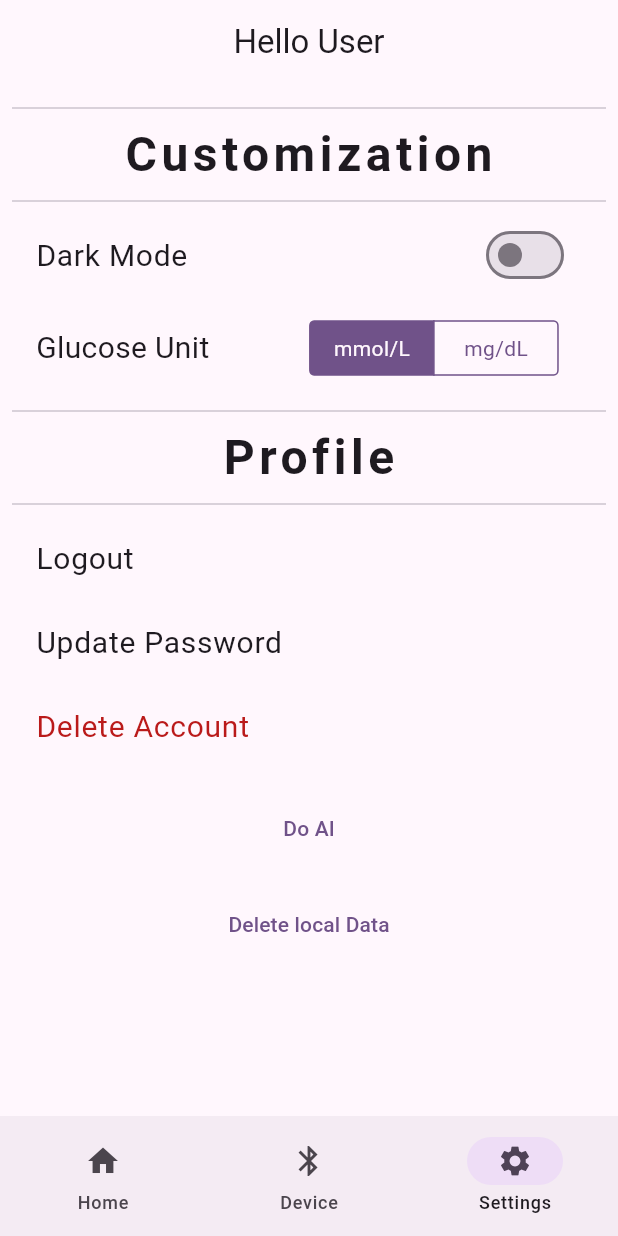
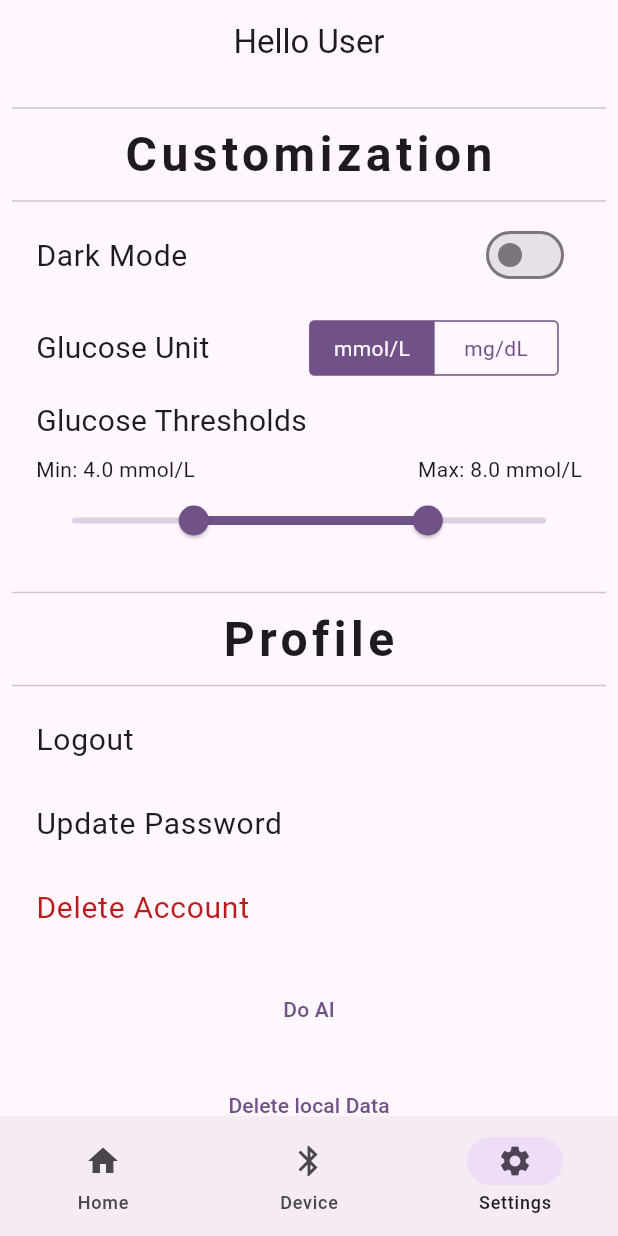
Before and after one commit to Tshadow999/glucose_monitor, a Flutter app: the WidgetTree screen opened directly, item 3 of the bottom bar chosen, on a phone screen of 412 x 824 dp. Run offline on Flutter 3.47's test engine with Material 3 defaults, Android fonts, the light colour scheme and no system bars; our stand-ins replace cloud_firestore, device_info_plus, firebase_auth, firebase_core, fl_chart, flutter_blue_plus and 6 more; accounts and stored records are empty; generated files the repository leaves out were written again; project files that could hold a hidden picture were left out.

Commit message:
Added threshold customization

```diff
--- a/mobile_app/lib/views/pages/bluetooth_page.dart
+++ b/mobile_app/lib/views/pages/bluetooth_page.dart
@@ -258,6 +258,7 @@ class _BluetoothPageState extends State<BluetoothPage> {
                   );
                 });
 
+                if (!mounted) return;
                 ScaffoldMessenger.of(context).showSnackBar(
                   const SnackBar(content: Text('Notifications enabled')),
                 );
--- a/mobile_app/lib/views/pages/settings_page.dart
+++ b/mobile_app/lib/views/pages/settings_page.dart
@@ -20,6 +20,11 @@ class _SettingsPageState extends State<SettingsPage> {
 
   double sliderValue = 0.0;
   String selectedUnit = CustomConstants.unitMmol;
+  double get unitMultiplier =>selectedUnit == CustomConstants.unitMmol ? 1.0: 18.0;
+
+  // mmol/L default
+  double minGlucose = 4.0;
+  double maxGlucose = 8.0;
 
   bool isDarkMode = true;
 
@@ -37,12 +42,16 @@ class _SettingsPageState extends State<SettingsPage> {
     setState(() {
       selectedUnit = unit ? CustomConstants.unitMg : CustomConstants.unitMmol;
       isDarkMode = prefs.getBool(CustomConstants.themeModePrefKey) ?? false;
+
+      minGlucose = prefs.getDouble('min_glucose') ?? 4.0;
+      maxGlucose = prefs.getDouble('max_glucose') ?? 8.0;
     });
   }
 
   @override
   Widget build(BuildContext context) {
-    return Padding(
+    return SingleChildScrollView(
+      child: Padding(
         padding: const EdgeInsets.all(8.0),
         child: Column(
           children: [
@@ -67,7 +76,121 @@ class _SettingsPageState extends State<SettingsPage> {
               },
             ),
             SizedBox(height: 16),
+            glucoseUnitToggle(),
+            SizedBox(height: 16),
+            glucoseThresholdSliders(),
+            SizedBox(height: 16),
+            Divider(),
+            Text("Profile", style: CustomTextStyles.settingsTitle),
+            Divider(),
+            ListTile(
+              title: Text("Logout", style: CustomTextStyles.settingsItem),
+              onTap: () {
+                logout(context);
+              },
+            ),
+            ListTile(
+              title: Text(
+                "Update Password",
+                style: CustomTextStyles.settingsItem,
+              ),
+              onTap: () => updatePassword(context),
+            ),
+            ListTile(
+              title: Text(
+                "Delete Account",
+                style: CustomTextStyles.settingsItem.apply(
+                  color: Theme.of(context).colorScheme.error,
+                ),
+              ),
+              onTap: () => deleteAccount(context),
+            ),
+            SizedBox(height: 16),
+            TextButton(onPressed: () async {
+              try {
+
+              List<double> predictions = await runModelFromCsv();
+
+              if(!context.mounted) return;
+              ScaffoldMessenger.of(context).showSnackBar(
+                SnackBar(content: Text('AI is finished')),
+                );
+
+              GlucoseReadingService().addReadings(predictions);
+              }
+              catch (e) {
+                ScaffoldMessenger.of(context).showSnackBar(
+                  SnackBar(content: Text(e.toString())),
+                );
+              }
+
+            }, child: Text("Do AI"),),
+            SizedBox(height: 16),
+            TextButton(onPressed: () async {
+
+              await GlucoseReadingService().deleteAll();
+              if(!context.mounted) return;
+              ScaffoldMessenger.of(context).showSnackBar(
+                SnackBar(content: Text("Local data is deleted")),
+              );
+            }, child: Text("Delete local Data"),),
+          ],
+        ),
+      ),
+    );
+  }
+
+  Widget glucoseThresholdSliders() {
+    return Column(
+      crossAxisAlignment: CrossAxisAlignment.start,
+      children: [
         Padding(
+          padding: const EdgeInsets.symmetric(horizontal: 16.0),
+          child: Text("Glucose Thresholds", style: CustomTextStyles.settingsItem),
+        ),
+        SizedBox(height: 8),
+        Padding(
+          padding: const EdgeInsets.symmetric(horizontal: 16.0),
+          child: Column(
+            children: [
+              Row(
+                mainAxisAlignment: MainAxisAlignment.spaceBetween,
+                children: [
+                  Text("Min: ${(minGlucose * unitMultiplier).toStringAsFixed(1)} $selectedUnit"),
+                  Text("Max: ${(maxGlucose * unitMultiplier).toStringAsFixed(1)} $selectedUnit"),
+                ],
+              ),
+              RangeSlider(
+                values: RangeValues(minGlucose, maxGlucose),
+                min: 2.0,
+                max: 10.0,
+                divisions: 130,
+                labels: null,
+                /* optional:
+                angeLabels(
+                  (minGlucose * unitMultiplier).toStringAsFixed(1),
+                  (maxGlucose * unitMultiplier).toStringAsFixed(1),
+                ),
+                */
+                onChanged: (RangeValues values) {
+                  setState(() {
+                    minGlucose = values.start;
+                    maxGlucose = values.end;
+                  });
+                },
+                onChangeEnd: (RangeValues values) {
+                  saveGlucoseThresholds();
+                },
+              ),
+            ],
+          ),
+        ),
+      ],
+    );
+  }
+
+  Widget glucoseUnitToggle() {
+    return Padding(
             padding: const EdgeInsets.symmetric(horizontal: 16.0),
             child: Row(
               mainAxisAlignment: MainAxisAlignment.spaceBetween,
@@ -108,64 +231,6 @@ class _SettingsPageState extends State<SettingsPage> {
                     });
                   },
                 ),
-              ],
-            ),
-          ),
-          SizedBox(height: 16),
-          Divider(),
-          Text("Profile", style: CustomTextStyles.settingsTitle),
-          Divider(),
-          ListTile(
-            title: Text("Logout", style: CustomTextStyles.settingsItem),
-            onTap: () {
-              logout(context);
-            },
-          ),
-          ListTile(
-            title: Text(
-              "Update Password",
-              style: CustomTextStyles.settingsItem,
-            ),
-            onTap: () => updatePassword(context),
-          ),
-          ListTile(
-            title: Text(
-              "Delete Account",
-              style: CustomTextStyles.settingsItem.apply(
-                color: Theme.of(context).colorScheme.error,
-              ),
-            ),
-            onTap: () => deleteAccount(context),
-          ),
-          SizedBox(height: 16),
-          TextButton(onPressed: () async {
-            try {
-
-            List<double> predictions = await runModelFromCsv();
-
-            if(!context.mounted) return;
-            ScaffoldMessenger.of(context).showSnackBar(
-              SnackBar(content: Text('AI is finished')),
-              );
-
-            GlucoseReadingService().addReadings(predictions, null);
-            }
-            catch (e) {
-              ScaffoldMessenger.of(context).showSnackBar(
-                SnackBar(content: Text(e.toString())),
-              );
-            }
-
-          }, child: Text("Do AI"),),
-          SizedBox(height: 16),
-          TextButton(onPressed: () async {
-
-            await GlucoseReadingService().deleteAll();
-            if(!context.mounted) return;
-            ScaffoldMessenger.of(context).showSnackBar(
-              SnackBar(content: Text("Local data is deleted")),
-            );
-          }, child: Text("Delete local Data"),),
               ],
             ),
           );
@@ -371,4 +436,10 @@ class _SettingsPageState extends State<SettingsPage> {
       ).showSnackBar(SnackBar(content: Text(e.message ?? "An error occured")));
     }
   }
+
+  Future<void> saveGlucoseThresholds() async {
+    final SharedPreferences prefs = await SharedPreferences.getInstance();
+    await prefs.setDouble('min_glucose', minGlucose);
+    await prefs.setDouble('max_glucose', maxGlucose);
   }
+}
```
Also changed, not shown: mobile_app/lib/data/local_storage.dart (+48 -11 lines), mobile_app/lib/views/widgets/daily_glucose_chart.dart (+24 -8 lines). Lines whose indentation alone changed are shown as unchanged.
